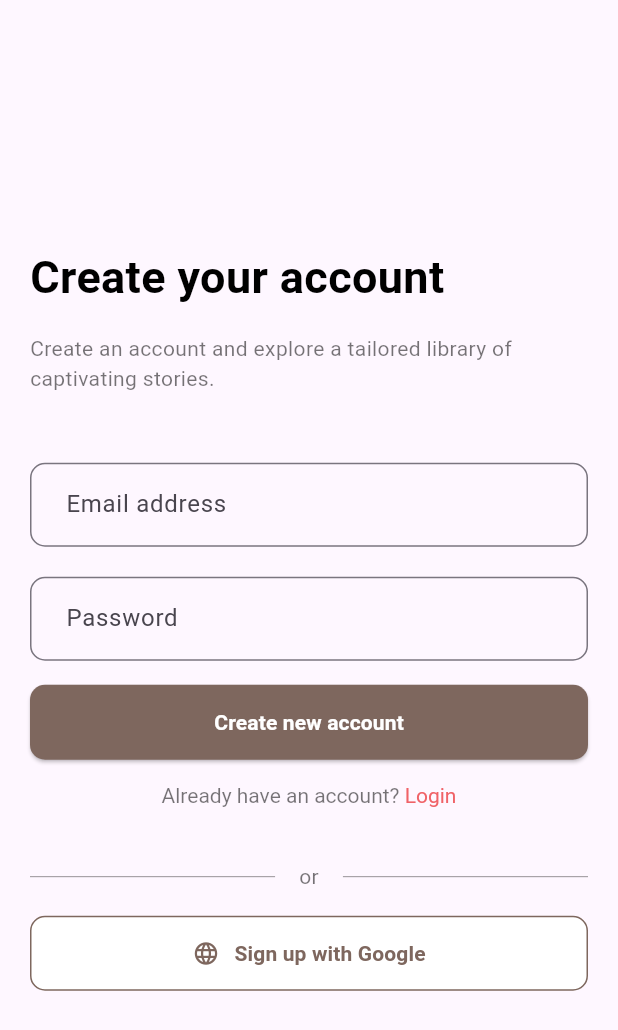
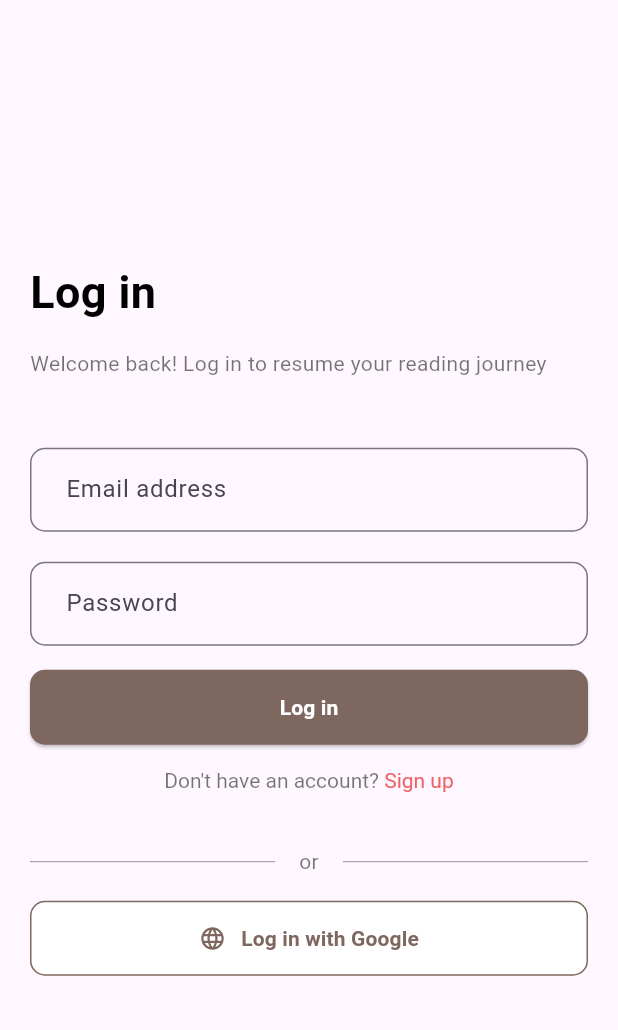
Before and after one commit to Grifon333/books_bart, a Flutter app: the screen it shows after launch, on a phone screen of 412 x 824 dp. Shown: the top 1030 px of the screen. Run offline on Flutter 3.47's test engine with Material 3 defaults, Android fonts, the phone set to English and light mode, and no system bars.

```diff
--- a/lib/domain/factories/screen_factory.dart
+++ b/lib/domain/factories/screen_factory.dart
@@ -2,6 +2,8 @@ import 'package:books_bart/ui/widgets/home/home_view_model.dart';
 import 'package:books_bart/ui/widgets/home/home_widget.dart';
 import 'package:books_bart/ui/widgets/loader/loader_view_model.dart';
 import 'package:books_bart/ui/widgets/loader/loader_widget.dart';
+import 'package:books_bart/ui/widgets/login/login_view_model.dart';
+import 'package:books_bart/ui/widgets/login/login_widget.dart';
 import 'package:books_bart/ui/widgets/signup/signup_view_model.dart';
 import 'package:books_bart/ui/widgets/signup/signup_widget.dart';
 import 'package:flutter/material.dart';
@@ -28,4 +30,11 @@ class ScreenFactory {
       child: const SignUpWidget(),
     );
   }
+
+  Widget makeLogin() {
+    return ChangeNotifierProvider(
+      create: (context) => LoginViewModel(context),
+      child: const LoginWidget(),
+    );
+  }
 }
--- a/lib/ui/navigation/main_navigation.dart
+++ b/lib/ui/navigation/main_navigation.dart
@@ -5,16 +5,18 @@ class MainNavigationNameRoute {
   static const loader = '/';
   static const home = '/home';
   static const signup = '/signup';
+  static const login = '/login';
 }
 
 class MainNavigation {
   static final _screenFactory = ScreenFactory();
-  final String initialRoute = MainNavigationNameRoute.signup;
+  final String initialRoute = MainNavigationNameRoute.login;
 
   final Map<String, WidgetBuilder> routes = {
     MainNavigationNameRoute.loader: (_) => _screenFactory.makeLoader(),
     MainNavigationNameRoute.home: (_) => _screenFactory.makeHome(),
     MainNavigationNameRoute.signup: (_) => _screenFactory.makeSignup(),
+    MainNavigationNameRoute.login: (_) => _screenFactory.makeLogin(),
   };
 
   Route<dynamic>? onGenerateRoute(RouteSettings settings) {
--- /dev/null
+++ b/lib/ui/widgets/login/login_view_model.dart
@@ -0,0 +1,6 @@
+import 'package:flutter/material.dart';
+
+class LoginViewModel extends ChangeNotifier{
+  final BuildContext context;
+  LoginViewModel(this.context);
+}
--- /dev/null
+++ b/lib/ui/widgets/login/login_widget.dart
@@ -0,0 +1,218 @@
+import 'package:flutter/gestures.dart';
+import 'package:flutter/material.dart';
+
+class LoginWidget extends StatelessWidget {
+  const LoginWidget({super.key});
+
+  @override
+  Widget build(BuildContext context) {
+    return const Scaffold(
+      body: SafeArea(
+        child: Center(
+          child: Padding(
+            padding: EdgeInsets.all(20),
+            child: _BodyWidget(),
+          ),
+        ),
+      ),
+    );
+  }
+}
+
+class _BodyWidget extends StatelessWidget {
+  const _BodyWidget();
+
+  @override
+  Widget build(BuildContext context) {
+    return const Column(
+      mainAxisSize: MainAxisSize.min,
+      crossAxisAlignment: CrossAxisAlignment.start,
+      children: [
+        Text(
+          'Log in',
+          style: TextStyle(
+            fontSize: 30,
+            color: Colors.black,
+            fontWeight: FontWeight.w700,
+          ),
+        ),
+        SizedBox(height: 16),
+        Text(
+          'Welcome back! Log in to resume your reading journey',
+          style: TextStyle(
+            color: Colors.black54,
+          ),
+        ),
+        SizedBox(height: 46),
+        _EmailFormWidget(),
+        SizedBox(height: 20),
+        _PasswordFormWidget(),
+        SizedBox(height: 16),
+        _ButtonWidget(),
+        SizedBox(height: 16),
+        _SubtextForButtonWidget(),
+        SizedBox(height: 36),
+        _DividerWidget(),
+        SizedBox(height: 16),
+        _SignupWithGoogleButtonWidget(),
+      ],
+    );
+  }
+}
+
+class _EmailFormWidget extends StatelessWidget {
+  const _EmailFormWidget();
+
+  @override
+  Widget build(BuildContext context) {
+    return const TextField(
+      decoration: InputDecoration(
+        labelText: 'Email address',
+        isCollapsed: true,
+        contentPadding: EdgeInsets.symmetric(horizontal: 20, vertical: 16),
+        border: OutlineInputBorder(
+          borderRadius: BorderRadius.all(Radius.circular(10)),
+        ),
+      ),
+    );
+  }
+}
+
+class _PasswordFormWidget extends StatelessWidget {
+  const _PasswordFormWidget();
+
+  @override
+  Widget build(BuildContext context) {
+    return const TextField(
+      obscureText: true,
+      obscuringCharacter: '*',
+      decoration: InputDecoration(
+        labelText: 'Password',
+        isCollapsed: true,
+        contentPadding: EdgeInsets.symmetric(horizontal: 20, vertical: 16),
+        // suffix: Icon(Icons.visibility),
+        border: OutlineInputBorder(
+          borderRadius: BorderRadius.all(Radius.circular(10)),
+        ),
+      ),
+    );
+  }
+}
+
+class _ButtonWidget extends StatelessWidget {
+  const _ButtonWidget();
+
+  @override
+  Widget build(BuildContext context) {
+    return SizedBox(
+      width: double.infinity,
+      child: ElevatedButton(
+        onPressed: () {},
+        style: const ButtonStyle(
+          minimumSize: MaterialStatePropertyAll(Size(0, 50)),
+          shape: MaterialStatePropertyAll(RoundedRectangleBorder(
+            borderRadius: BorderRadius.all(Radius.circular(10)),
+          )),
+          backgroundColor: MaterialStatePropertyAll(Color(0xFF7E675E)),
+        ),
+        child: const Text(
+          'Log in',
+          style: TextStyle(color: Colors.white, fontWeight: FontWeight.w600),
+        ),
+      ),
+    );
+  }
+}
+
+class _SubtextForButtonWidget extends StatelessWidget {
+  const _SubtextForButtonWidget();
+
+  @override
+  Widget build(BuildContext context) {
+    return SizedBox(
+      width: double.infinity,
+      child: RichText(
+        textAlign: TextAlign.center,
+        text: TextSpan(
+          children: [
+            const TextSpan(
+              text: 'Don\'t have an account? ',
+              style: TextStyle(color: Colors.black54),
+            ),
+            TextSpan(
+              text: 'Sign up',
+              style: const TextStyle(color: Color(0xFFF06267)),
+              recognizer: TapGestureRecognizer()
+                ..onTap = () => debugPrint('Don\'t have an account'),
+            ),
+          ],
+        ),
+      ),
+    );
+  }
+}
+
+class _DividerWidget extends StatelessWidget {
+  const _DividerWidget();
+
+  final Widget horizontalDivider = const SizedBox(
+    height: 0.5,
+    child: ColoredBox(color: Colors.black54),
+  );
+
+  @override
+  Widget build(BuildContext context) {
+    return Row(
+      children: [
+        Expanded(child: horizontalDivider),
+        const Padding(
+          padding: EdgeInsets.symmetric(horizontal: 16),
+          child: Text(
+            'or',
+            style: TextStyle(color: Colors.black54),
+          ),
+        ),
+        Expanded(child: horizontalDivider),
+      ],
+    );
+  }
+}
+
+class _SignupWithGoogleButtonWidget extends StatelessWidget {
+  const _SignupWithGoogleButtonWidget();
+
+  @override
+  Widget build(BuildContext context) {
+    return ElevatedButton(
+      onPressed: () {},
+      style: ButtonStyle(
+        minimumSize: const MaterialStatePropertyAll(Size(double.infinity, 50)),
+        shadowColor: const MaterialStatePropertyAll(Colors.transparent),
+        backgroundColor: const MaterialStatePropertyAll(Colors.white),
+        // surfaceTintColor: const MaterialStatePropertyAll(Colors.transparent),
+        shape: MaterialStatePropertyAll(
+          RoundedRectangleBorder(
+              borderRadius: BorderRadius.circular(10),
+              side: const BorderSide(color: Color(0xFF7E675E))),
+        ),
+      ),
+      child: const Row(
+        mainAxisSize: MainAxisSize.min,
+        children: [
+          Icon(
+            Icons.language,
+            color: Color(0xFF7E675E),
+          ),
+          SizedBox(width: 10),
+          Text(
+            'Log in with Google',
+            style: TextStyle(
+              color: Color(0xFF7E675E),
+              fontWeight: FontWeight.w600,
+            ),
+          ),
+        ],
+      ),
+    );
+  }
+}
```
